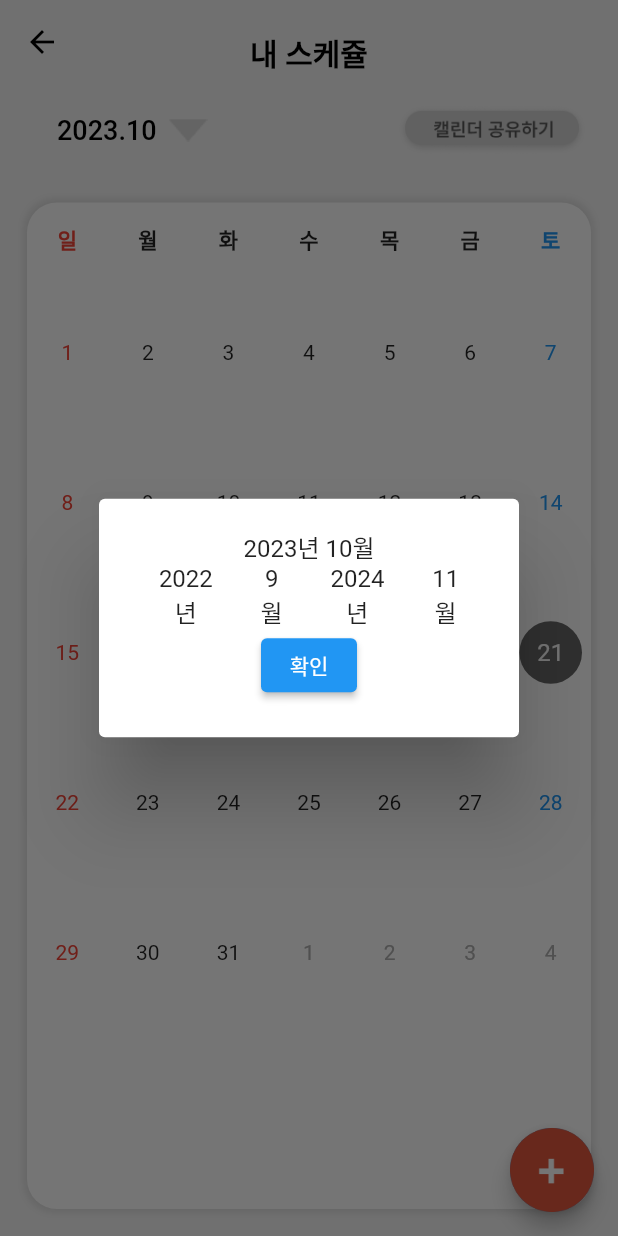
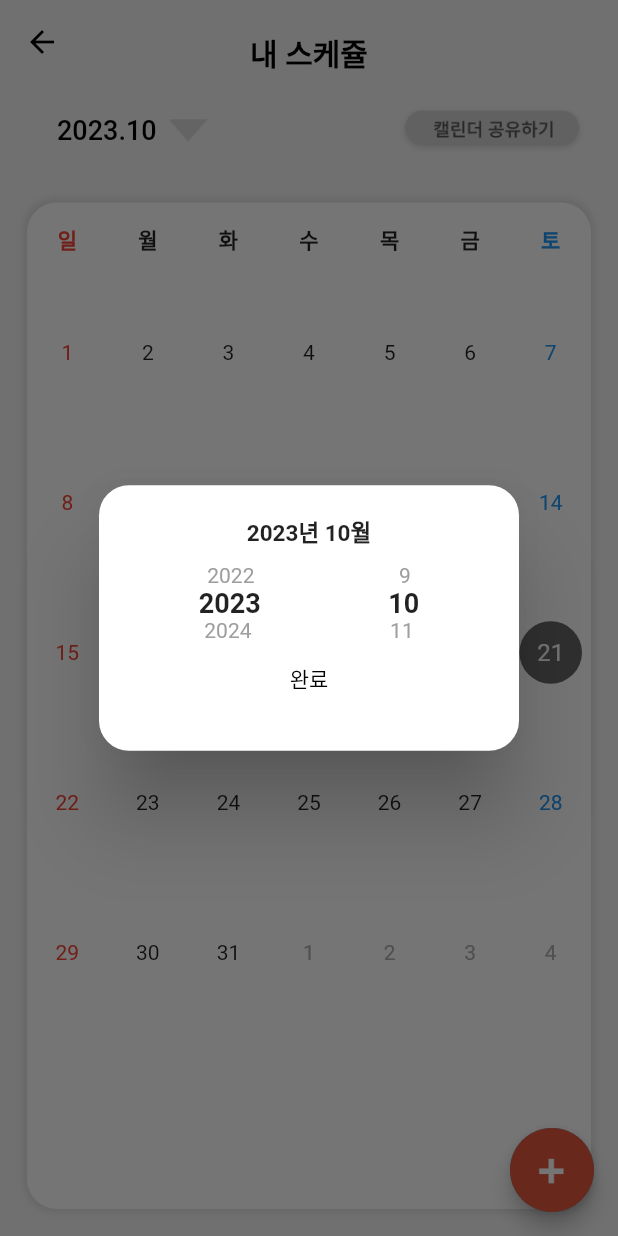
Before and after one commit to dinhoitt/weteam, a Flutter app: the Schedule screen opened directly, after a tap on an icon or button, on a phone screen of 412 x 824 dp. Run offline on Flutter 3.47's test engine with Material 2 defaults, Android fonts, the phone set to English and light mode, and no system bars; drawn by our look-alikes of table_calendar; our stand-ins replace get.

Commit message:
데이트피커수정

```diff
--- a/lib/src/widget/datepicker.dart
+++ b/lib/src/widget/datepicker.dart
@@ -24,46 +24,77 @@ class _DatePickerState extends State<DatePicker> {
   @override
   Widget build(BuildContext context) {
     return AlertDialog(
+      shape: RoundedRectangleBorder(
+        borderRadius: BorderRadius.circular(20.0),
+      ),
       content: Column(
         mainAxisSize: MainAxisSize.min,
         children: [
-          Text('$_selectedYear년 $_selectedMonth월'),
+          Padding(
+            padding: const EdgeInsets.only(bottom: 10.0),
+            child: Text(
+              '$_selectedYear년 $_selectedMonth월',
+              style: TextStyle(fontSize: 15.0, fontWeight: FontWeight.bold),
+            ),
+          ),
           Row(
             mainAxisAlignment: MainAxisAlignment.spaceAround,
             children: [
-              _buildPickerItem(_selectedYear - 1, '년'),
-              _buildPickerItem(_selectedMonth - 1, '월'),
-              _buildPickerItem(_selectedYear + 1, '년'),
-              _buildPickerItem(_selectedMonth + 1, '월'),
+              _buildPickerItem(_selectedYear - 1, color: Colors.grey),
+              _buildPickerItem(_selectedMonth - 1, color: Colors.grey),
+            ],
+          ),
+          Row(
+            mainAxisAlignment: MainAxisAlignment.spaceAround,
+            children: [
+              _buildPickerItem(_selectedYear, isBold: true, fontSize: 18.0),
+              _buildPickerItem(_selectedMonth, isBold: true, fontSize: 18.0),
+            ],
+          ),
+          Row(
+            mainAxisAlignment: MainAxisAlignment.spaceAround,
+            children: [
+              _buildPickerItem(_selectedYear + 1, color: Colors.grey),
+              _buildPickerItem(_selectedMonth + 1, color: Colors.grey),
             ],
           ),
           ElevatedButton(
             onPressed: _onDateChanged,
-            child: Text('확인'),
+            child: Text(
+              '완료',
+              style: TextStyle(color: Colors.black),
+            ),
+            style: ElevatedButton.styleFrom(
+              elevation: 0.0,
+              primary: Colors.white,
+            ),
           ),
         ],
       ),
     );
   }
 
-  Widget _buildPickerItem(int value, String label) {
-    return GestureDetector(
+  Widget _buildPickerItem(int value,
+      {bool isBold = false, double fontSize = 14.0, Color? color}) {
+    return InkWell(
       onTap: () {
-        if (label == '년') {
+        if (value <= 12) {
+          setState(() {
+            _selectedMonth = value;
+          });
+        } else {
           setState(() {
             _selectedYear = value;
           });
-        } else {
-          setState(() {
-            _selectedMonth = value;
-          });
         }
       },
-      child: Column(
-        children: [
-          Text(value.toString()),
-          Text(label),
-        ],
+      child: Text(
+        value.toString(),
+        style: TextStyle(
+          fontWeight: isBold ? FontWeight.bold : FontWeight.normal,
+          fontSize: fontSize,
+          color: color,
+        ),
       ),
     );
   }
@@ -71,6 +102,6 @@ class _DatePickerState extends State<DatePicker> {
   void _onDateChanged() {
     DateTime selectedDate = DateTime(_selectedYear, _selectedMonth);
     widget.onDateChanged(selectedDate);
-    Navigator.of(context).pop(); // DateTime picker dialog를 닫습니다.
+    Navigator.of(context).pop();
   }
 }
```
